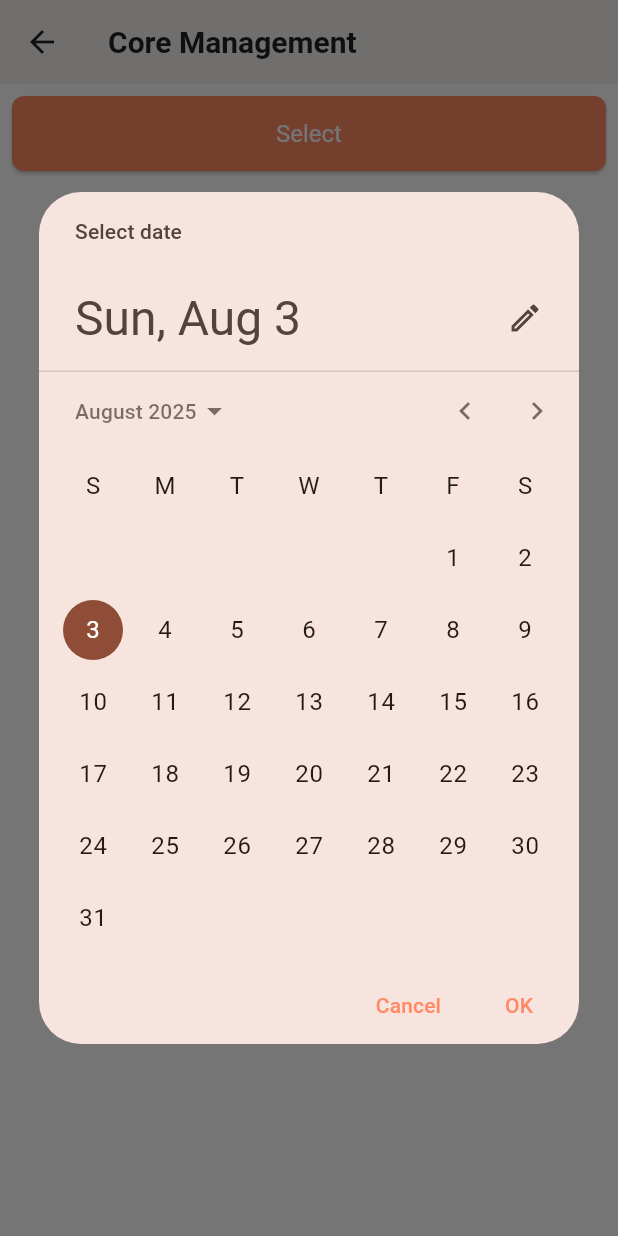
After one commit to PoramaChowdhury/famconnect, a Flutter app: the CoreManagementScreen screen opened directly, after a tap on "Select", on a phone screen of 412 x 824 dp. The commit adds this screen. Run offline on Flutter 3.47's test engine with Material 3 defaults, Android fonts, the phone set to English and light mode, and no system bars; our stand-ins replace cloud_firestore, firebase_auth, firebase_core, get, google_fonts, google_generative_ai and 5 more; missing offline and left inert: custom_line_indicator_bottom_navbar, encrypt; accounts and stored records are empty.

Commit message:
core schedule assign working without stream builder

```diff
--- /dev/null
+++ b/lib/features/core/core_management_screen.dart
@@ -0,0 +1,198 @@
+import 'package:famconnect/features/core/core_assign_screen.dart';
+import 'package:flutter/material.dart';
+import 'package:cloud_firestore/cloud_firestore.dart';
+
+class CoreManagementScreen extends StatefulWidget {
+  const CoreManagementScreen({super.key});
+
+  @override
+  State<CoreManagementScreen> createState() => _CoreManagementScreenState();
+}
+
+class _CoreManagementScreenState extends State<CoreManagementScreen> {
+  DateTime _selectedDay = DateTime.now();
+  final FirebaseFirestore _firestore = FirebaseFirestore.instance;
+
+  List<_UserFreeSlot> _freeSlots = [];
+  bool _loading = false;
+
+  @override
+  void initState() {
+    super.initState();
+    _fetchAllUsersFreeSlots(_selectedDay);
+  }
+
+  Future<void> _fetchAllUsersFreeSlots(DateTime day) async {
+    setState(() {
+      _loading = true;
+      _freeSlots = [];
+    });
+
+    final dayStart = DateTime(day.year, day.month, day.day);
+    final dayEnd = dayStart.add(const Duration(days: 1));
+
+    try {
+      final usersSnapshot = await _firestore.collection('users').get();
+
+      final userIdNameMap = {
+        for (var userDoc in usersSnapshot.docs)
+          userDoc.id: (userDoc.data()['name'] ?? 'No Name') as String,
+      };
+
+      final futures = userIdNameMap.entries.map((entry) async {
+        final userId = entry.key;
+        final userName = entry.value;
+
+        final schedulesSnapshot = await _firestore
+            .collection('user_schedules')
+            .doc(userId)
+            .collection('schedules')
+            .where('status', isEqualTo: 'Free')
+            .get();
+
+        // Try to get assigned task from tasks/userId document
+        String? taskDescription;
+        try {
+          final taskDoc = await _firestore.collection('tasks').doc(userId).get();
+          if (taskDoc.exists) {
+            final taskData = taskDoc.data();
+            taskDescription = taskData?['taskDescription'] as String?;
+          }
+        } catch (_) {
+          taskDescription = null;
+        }
+
+        return schedulesSnapshot.docs.map((doc) {
+          final data = doc.data();
+          final Timestamp timestamp = data['date'] as Timestamp;
+          final DateTime date = timestamp.toDate();
+          if (date.isBefore(dayStart) || !date.isBefore(dayEnd)) {
+            return null;
+          }
+
+          final timeRange = (data['timeRange'] ?? 'Unknown Time') as String;
+          final description = (data['description'] ?? '') as String;
+
+          return _UserFreeSlot(
+            userId: userId,
+            userName: userName,
+            timeRange: timeRange,
+            description: description,
+            date: date,
+            assignedTask: taskDescription,
+          );
+        }).whereType<_UserFreeSlot>().toList();
+      });
+
+      final List<List<_UserFreeSlot>> slotsPerUser = await Future.wait(futures);
+
+      setState(() {
+        _freeSlots = slotsPerUser.expand((slots) => slots).toList();
+        _loading = false;
+      });
+    } catch (e) {
+      setState(() {
+        _loading = false;
+      });
+      ScaffoldMessenger.of(context).showSnackBar(
+        SnackBar(content: Text('Failed to load free slots: $e')),
+      );
+    }
+  }
+
+  Future<void> _onDaySelected(DateTime day) async {
+    setState(() {
+      _selectedDay = day;
+    });
+    await _fetchAllUsersFreeSlots(day);
+  }
+
+  @override
+  Widget build(BuildContext context) {
+    return Scaffold(
+      appBar: AppBar(title: const Text('Core Management')),
+      body: Column(
+        children: [
+          Padding(
+            padding: const EdgeInsets.all(8),
+            child: ElevatedButton(
+              child: Text('Select Date: ${_selectedDay.toLocal()}'.split(' ')[0]),
+              onPressed: () async {
+                final picked = await showDatePicker(
+                  context: context,
+                  initialDate: _selectedDay,
+                  firstDate: DateTime(2020),
+                  lastDate: DateTime(2030),
+                );
+                if (picked != null && picked != _selectedDay) {
+                  await _onDaySelected(picked);
+                }
+              },
+            ),
+          ),
+          Expanded(
+            child: _loading
+                ? const Center(child: CircularProgressIndicator())
+                : _freeSlots.isEmpty
+                ? const Center(child: Text('No free time slots found for the selected day'))
+                : ListView.builder(
+              itemCount: _freeSlots.length,
+              itemBuilder: (context, index) {
+                final slot = _freeSlots[index];
+
+                return ListTile(
+                  leading: const Icon(Icons.person),
+                  title: Text(slot.userName),
+                  subtitle: Column(
+                    crossAxisAlignment: CrossAxisAlignment.start,
+                    children: [
+                      Text('Free Time: ${slot.timeRange}'),
+                      if (slot.description.isNotEmpty)
+                        Text('Note: ${slot.description}'),
+                      Text('Date: ${slot.date.toLocal().toString().split(' ')[0]}'),
+                      Text('Assigned Task: ${slot.assignedTask ?? 'None'}'),
+                    ],
+                  ),
+                  trailing: IconButton(
+                    icon: const Icon(Icons.add_task),
+                    tooltip: 'Assign Task',
+                    onPressed: () {
+                      Navigator.push(
+                        context,
+                        MaterialPageRoute(
+                          builder: (_) => AssignTaskScreen(
+                            userName: slot.userName,
+                            date: slot.date,
+                            timeRange: slot.timeRange,
+                          ),
+                        ),
+                      );
+                    },
+                  ),
+                );
+              },
+            ),
+          ),
+        ],
+      ),
+    );
+  }
+}
+
+class _UserFreeSlot {
+  final String userId;
+  final String userName;
+  final String timeRange;
+  final String description;
+  final DateTime date;
+  final String? assignedTask;
+
+  _UserFreeSlot({
+    required this.userId,
+    required this.userName,
+    required this.timeRange,
+    required this.description,
+    required this.date,
+    this.assignedTask,
+  });
+}
--- a/lib/features/home/ui/screens/home_screen.dart
+++ b/lib/features/home/ui/screens/home_screen.dart
@@ -1,4 +1,5 @@
 import 'package:cloud_firestore/cloud_firestore.dart';
+import 'package:famconnect/features/core/core_management_screen.dart';
 import 'package:famconnect/features/dinner_booking/screen/dinner_booking_screen.dart';
 import 'package:famconnect/features/event_create/ui/screen/event_create_screen.dart';
 import 'package:famconnect/features/gifts/screens/gift_suggestion_screen.dart';
@@ -259,7 +260,7 @@ class _HomeScreenState extends State<HomeScreen> {
                                     child: Text("User not logged in"),
                                   );
                                 }
-                                return GiftSuggestionScreen();
+                                return CoreManagementScreen();
                               },
                             ),
                           );
```
Also changed, not shown: lib/features/core/core_assign_screen.dart (added, +111 -0 lines).
